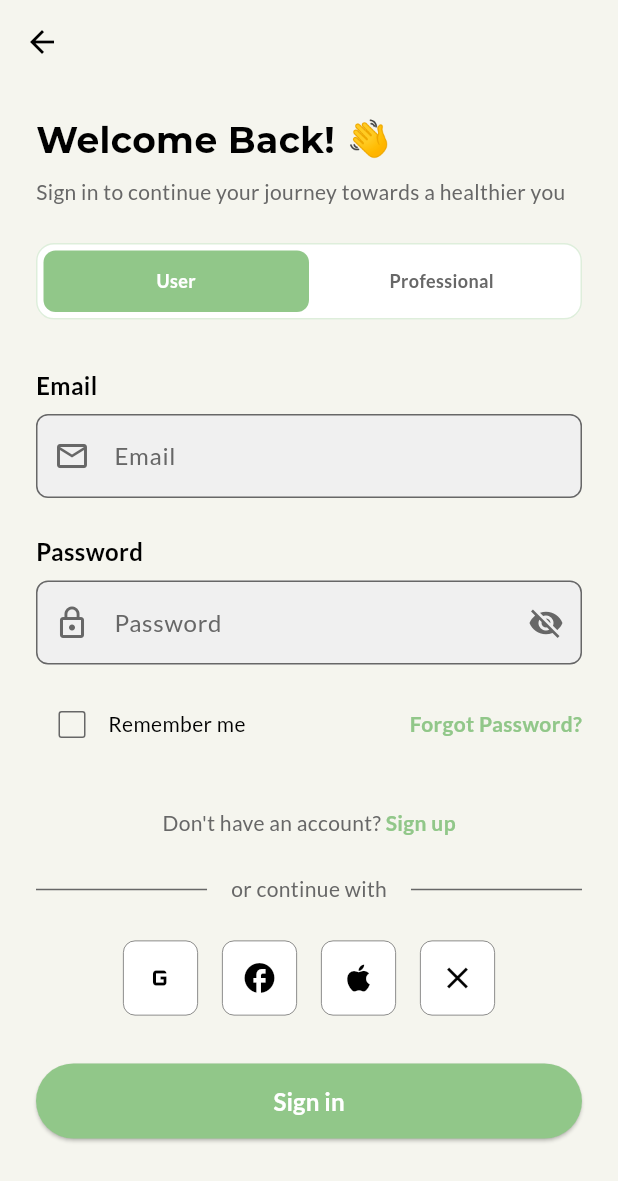
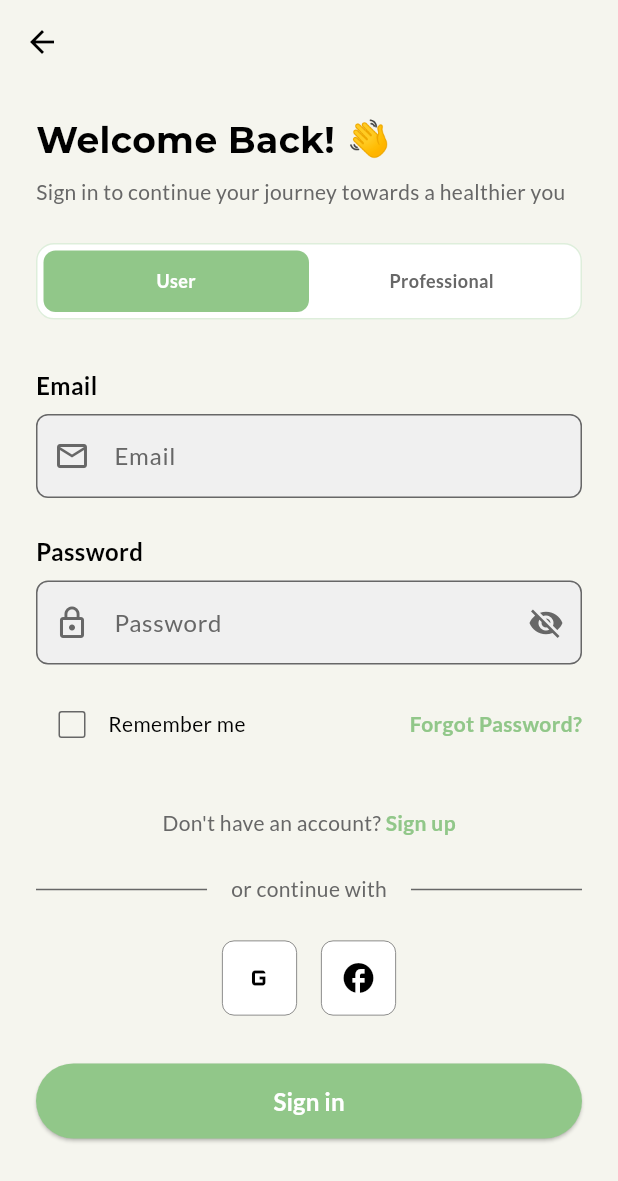
Before and after one commit to notsocj/forkcast, a Flutter app: the screen it shows after launch, after a tap on "Sign in", on a phone screen of 412 x 824 dp. Shown: the top 1181 px of the screen. Run offline on Flutter 3.47's test engine with Material 3 defaults, Android fonts, the phone set to English and light mode, and no system bars; our stand-ins replace cloud_firestore, firebase_auth, firebase_core, flutter_animate, image_picker, shared_preferences; accounts and stored records are empty.

Commit message:
feat: Streamline social login options by removing Apple and X (Twitter) buttons and adjusting layout for improved UI

```diff
--- a/lib/features/auth/get_started_page.dart
+++ b/lib/features/auth/get_started_page.dart
@@ -17,14 +17,14 @@ class GetStartedPage extends StatelessWidget {
             padding: const EdgeInsets.symmetric(horizontal: 24.0),
             child: Column(
               children: [
-                const SizedBox(height: 60),
+                const SizedBox(height: 80),
                 // ForkCast Logo
                 Image.asset(
                   AppConstants.logoPath,
                   width: 80,
                   height: 80,
                 ),
-                const SizedBox(height: 16),
+                const SizedBox(height: 24),
                 // App Name
                 Text(
                   AppConstants.appName.toUpperCase(),
@@ -36,7 +36,7 @@ class GetStartedPage extends StatelessWidget {
                     letterSpacing: 2.0,
                   ),
                 ),
-                const SizedBox(height: 40),
+                const SizedBox(height: 56),
                 // Main Heading
                 Text(
                   "Let's Get Started!",
@@ -48,7 +48,7 @@ class GetStartedPage extends StatelessWidget {
                   ),
                   textAlign: TextAlign.center,
                 ),
-                const SizedBox(height: 8),
+                const SizedBox(height: 16),
                 // Subtitle
                 Text(
                   "Let's dive in into your account",
@@ -59,7 +59,7 @@ class GetStartedPage extends StatelessWidget {
                   ),
                   textAlign: TextAlign.center,
                 ),
-                const SizedBox(height: 40),
+                const SizedBox(height: 56),
                 // Social Login Buttons
                 _buildSocialButton(
                   context,
@@ -69,7 +69,7 @@ class GetStartedPage extends StatelessWidget {
                     // TODO: Implement Google login
                   },
                 ),
-                const SizedBox(height: 16),
+                const SizedBox(height: 20),
                 _buildSocialButton(
                   context,
                   icon: Icons.facebook,
@@ -78,25 +78,7 @@ class GetStartedPage extends StatelessWidget {
                     // TODO: Implement Facebook login
                   },
                 ),
-                const SizedBox(height: 16),
-                _buildSocialButton(
-                  context,
-                  icon: Icons.apple,
-                  text: "Continue with Apple",
-                  onTap: () {
-                    // TODO: Implement Apple login
-                  },
-                ),
-                const SizedBox(height: 16),
-                _buildSocialButton(
-                  context,
-                  icon: Icons.close, // Using close icon as X placeholder
-                  text: "Continue with X",
-                  onTap: () {
-                    // TODO: Implement X (Twitter) login
-                  },
-                ),
-                const SizedBox(height: 32),
+                const SizedBox(height: 40),
                 // Sign Up Button
                 SizedBox(
                   width: double.infinity,
@@ -125,7 +107,7 @@ class GetStartedPage extends StatelessWidget {
                     ),
                   ),
                 ),
-                const SizedBox(height: 16),
+                const SizedBox(height: 20),
                 // Sign In Button
                 SizedBox(
                   width: double.infinity,
@@ -154,7 +136,7 @@ class GetStartedPage extends StatelessWidget {
                     ),
                   ),
                 ),
-                const SizedBox(height: 24),
+                const SizedBox(height: 32),
                 // Privacy Policy and Terms of Service
                 Row(
                   mainAxisAlignment: MainAxisAlignment.center,
--- a/lib/features/auth/sign_in_page.dart
+++ b/lib/features/auth/sign_in_page.dart
@@ -428,14 +428,6 @@ class _SignInPageState extends State<SignInPage> {
                       _buildSocialIcon(Icons.facebook, () {
                         // TODO: Implement Facebook login
                       }),
-                      const SizedBox(width: 16),
-                      _buildSocialIcon(Icons.apple, () {
-                        // TODO: Implement Apple login
-                      }),
-                      const SizedBox(width: 16),
-                      _buildSocialIcon(Icons.close, () {
-                        // TODO: Implement X (Twitter) login
-                      }),
                     ],
                   ),
 
```
Also changed, not shown: lib/features/auth/sign_up_page.dart (+0 -8 lines), lib/features/core_features/dashboard/user_dashboard_page.dart (+3 -103 lines), 1 other file.
